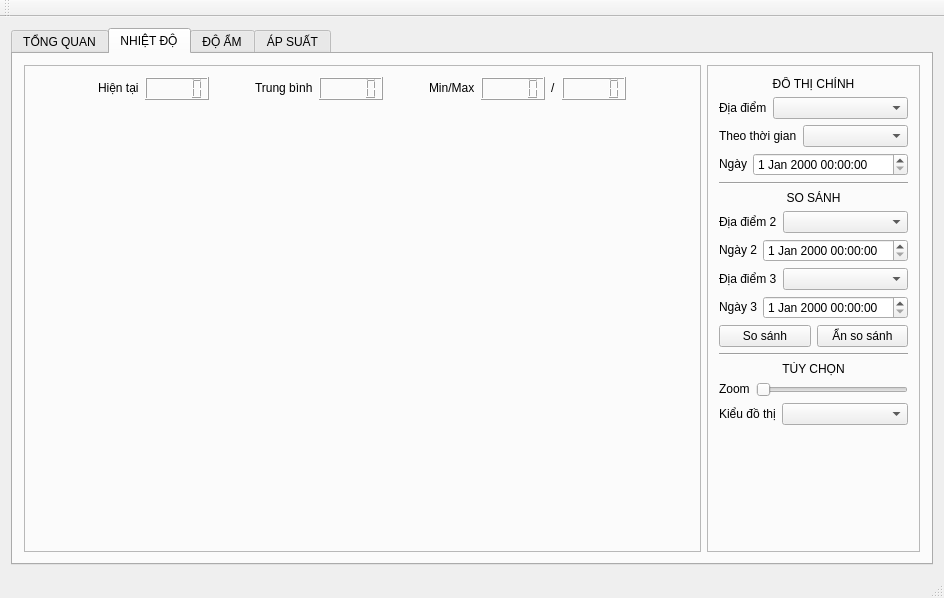
beanredarmy/gateway_graphic, file mainwindow.ui: the form before one commit.
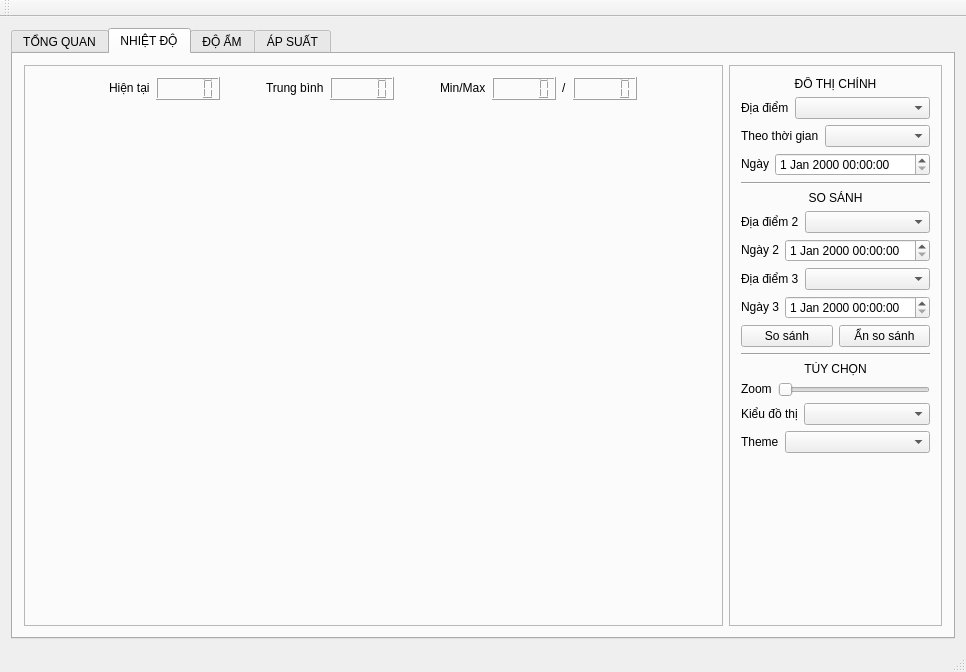
The form after the commit.

The edit to the form file:
```diff
--- a/mainwindow.ui
+++ b/mainwindow.ui
@@ -6,8 +6,8 @@
    <rect>
     <x>0</x>
     <y>0</y>
-    <width>944</width>
-    <height>598</height>
+    <width>966</width>
+    <height>672</height>
    </rect>
   </property>
   <property name="windowTitle">
@@ -548,6 +548,33 @@
                </item>
               </layout>
              </item>
+             <item>
+              <layout class="QHBoxLayout" name="horizontalLayout_20">
+               <item>
+                <widget class="QLabel" name="label_23">
+                 <property name="sizePolicy">
+                  <sizepolicy hsizetype="Maximum" vsizetype="Fixed">
+                   <horstretch>0</horstretch>
+                   <verstretch>0</verstretch>
+                  </sizepolicy>
+                 </property>
+                 <property name="text">
+                  <string>Theme</string>
+                 </property>
+                </widget>
+               </item>
+               <item>
+                <widget class="QComboBox" name="comboBox_2">
+                 <property name="sizePolicy">
+                  <sizepolicy hsizetype="Minimum" vsizetype="Fixed">
+                   <horstretch>0</horstretch>
+                   <verstretch>0</verstretch>
+                  </sizepolicy>
+                 </property>
+                </widget>
+               </item>
+              </layout>
+             </item>
             </layout>
            </item>
            <item row="1" column="0">
```
Left out of the diff: 4 changed lines with no effect on the pictures.
